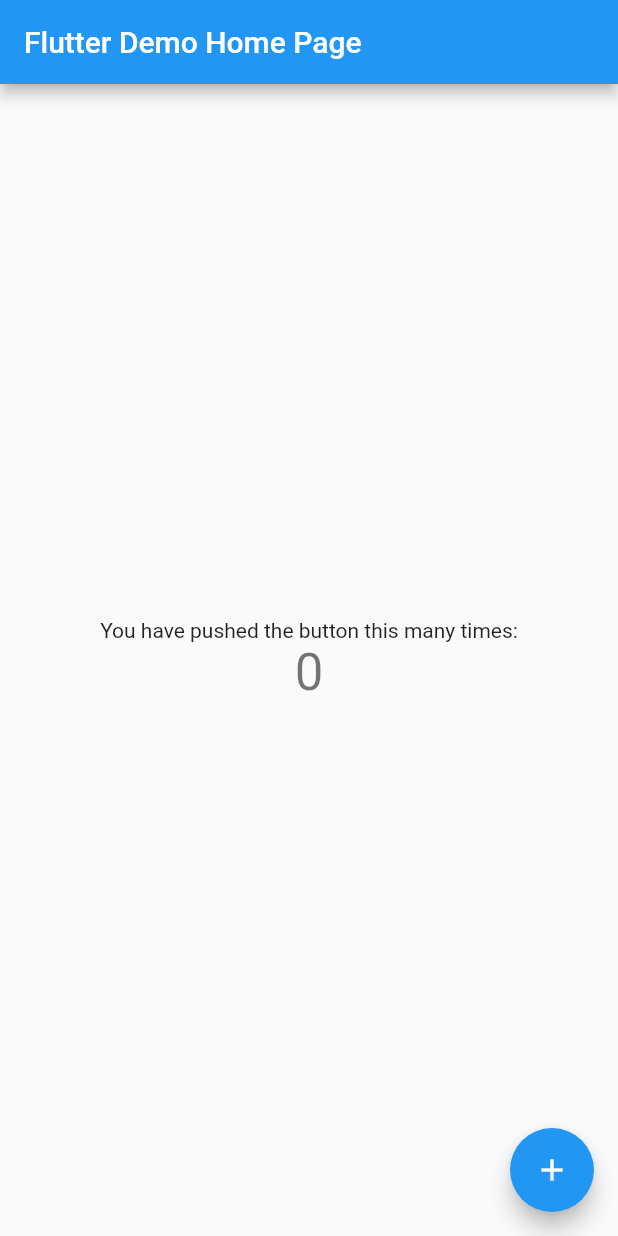
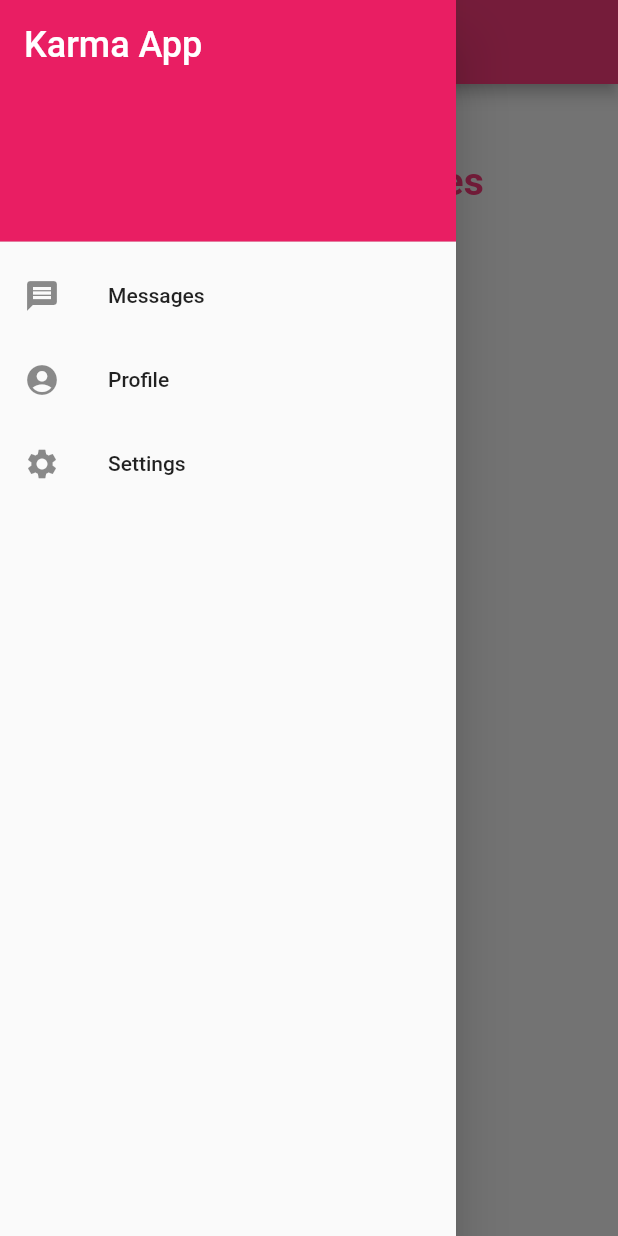
Before and after one commit to Leonrdarc/Karma_Flutter, a Flutter app: the screen it shows after launch, with the side drawer open (before the commit the screen has no drawer), on a phone screen of 412 x 824 dp. Run offline on Flutter 3.47's test engine with Material 2 defaults, Android fonts, the phone set to English and light mode, and no system bars.

Commit message:
Navegacion y drawer listos

```diff
--- a/lib/main.dart
+++ b/lib/main.dart
@@ -1,3 +1,5 @@
+import 'package:Karma_flutter/widgets/login.dart';
+import 'package:Karma_flutter/widgets/taskslist.dart';
 import 'package:flutter/material.dart';
 
 void main() {
@@ -20,7 +22,9 @@ class MyApp extends StatelessWidget {
         // or simply save your changes to "hot reload" in a Flutter IDE).
         // Notice that the counter didn't reset back to zero; the application
         // is not restarted.
-        primarySwatch: Colors.blue,
+        primaryColor: Color(0xFFF76D98),
+        accentColor: Color(0xFFF04A75),
+        primarySwatch: Colors.red,
         // This makes the visual density adapt to the platform that you run
         // the app on. For desktop platforms, the controls will be smaller and
         // closer together (more dense) than on mobile platforms.
@@ -71,47 +75,18 @@ class _MyHomePageState extends State<MyHomePage> {
     // The Flutter framework has been optimized to make rerunning build methods
     // fast, so that you can just rebuild anything that needs updating rather
     // than having to individually change instances of widgets.
-    return Scaffold(
-      appBar: AppBar(
-        // Here we take the value from the MyHomePage object that was created by
-        // the App.build method, and use it to set our appbar title.
-        title: Text(widget.title),
+    return MaterialApp(
+      title: "Karma",
+      routes: {
+        '/': (context) => TasksLists(),
+        // '/tasks': (context) => TasksLists()
+      },
+      theme: ThemeData(
+        brightness: Brightness.light,
+        primaryColor: Color(0xffff3c7e),
+        accentColor: Color(0xFF1EDD28),
+        primarySwatch: Colors.red,
       ),
-      body: Center(
-        // Center is a layout widget. It takes a single child and positions it
-        // in the middle of the parent.
-        child: Column(
-          // Column is also a layout widget. It takes a list of children and
-          // arranges them vertically. By default, it sizes itself to fit its
-          // children horizontally, and tries to be as tall as its parent.
-          //
-          // Invoke "debug painting" (press "p" in the console, choose the
-          // "Toggle Debug Paint" action from the Flutter Inspector in Android
-          // Studio, or the "Toggle Debug Paint" command in Visual Studio Code)
-          // to see the wireframe for each widget.
-          //
-          // Column has various properties to control how it sizes itself and
-          // how it positions its children. Here we use mainAxisAlignment to
-          // center the children vertically; the main axis here is the vertical
-          // axis because Columns are vertical (the cross axis would be
-          // horizontal).
-          mainAxisAlignment: MainAxisAlignment.center,
-          children: <Widget>[
-            Text(
-              'You have pushed the button this many times:',
-            ),
-            Text(
-              '$_counter',
-              style: Theme.of(context).textTheme.headline4,
-            ),
-          ],
-        ),
-      ),
-      floatingActionButton: FloatingActionButton(
-        onPressed: _incrementCounter,
-        tooltip: 'Increment',
-        child: Icon(Icons.add),
-      ), // This trailing comma makes auto-formatting nicer for build methods.
     );
   }
 }
--- /dev/null
+++ b/lib/widgets/drawer.dart
@@ -0,0 +1,40 @@
+import 'package:flutter/material.dart';
+
+class MainDrawer extends StatelessWidget {
+  const MainDrawer({Key key}) : super(key: key);
+
+  @override
+  Widget build(BuildContext context) {
+    return Drawer(
+      child: ListView(
+        padding: EdgeInsets.zero,
+        children: const <Widget>[
+          DrawerHeader(
+            decoration: BoxDecoration(
+              color: Colors.pink,
+            ),
+            child: Text(
+              'Karma App',
+              style: TextStyle(
+                color: Colors.white,
+                fontSize: 24,
+              ),
+            ),
+          ),
+          ListTile(
+            leading: Icon(Icons.message),
+            title: Text('Messages'),
+          ),
+          ListTile(
+            leading: Icon(Icons.account_circle),
+            title: Text('Profile'),
+          ),
+          ListTile(
+            leading: Icon(Icons.settings),
+            title: Text('Settings'),
+          ),
+        ],
+      )
+    );
+  }
+}
--- /dev/null
+++ b/lib/widgets/login.dart
@@ -0,0 +1,27 @@
+import 'package:flutter/material.dart';
+
+class Login extends StatelessWidget {
+  const Login({Key key}) : super(key: key);
+
+  @override
+  Widget build(BuildContext context) {
+    return Scaffold(
+      body: SafeArea(
+        child: Row(children: [
+          Text("Login"),
+          Container(
+            width: 200,
+            child: TextField(
+              decoration: InputDecoration(
+                border: OutlineInputBorder(),
+                labelText: 'Email',
+              ),
+              obscureText: true
+            ),
+          )
+
+        ]),
+      ),
+    );
+  }
+}
--- /dev/null
+++ b/lib/widgets/taskslist.dart
@@ -0,0 +1,66 @@
+import 'package:Karma_flutter/widgets/drawer.dart';
+import 'package:flutter/material.dart';
+
+class TasksLists extends StatefulWidget {
+  TasksLists({Key key}) : super(key: key);
+
+  @override
+  _TasksListsState createState() => _TasksListsState();
+}
+
+class _TasksListsState extends State<TasksLists> {
+  String dropdownValue = 'Todos';
+
+  @override
+  Widget build(BuildContext context) {
+    return Scaffold(
+      appBar: AppBar(
+        title: const Text('Tareas'),
+      ),
+      drawer: MainDrawer(),
+      body: Container(
+        padding: EdgeInsets.all(50),
+        child:
+        SafeArea(child:
+          Container(
+            width: double.infinity,
+            height: double.infinity,
+            child:
+              Column(children: [
+                Text("Pedidos Pendientes",
+                  style:
+                    TextStyle(
+                      color: Theme.of(context).primaryColor,
+                      fontWeight: FontWeight.bold,
+                      fontSize: 26,
+                    ),
+                  textAlign: TextAlign.center
+                ),
+                Container(
+                  margin: EdgeInsets.only(top: 20),
+                  child: Row(children: [
+                    Text("Tipo de favor: ", style: TextStyle(color: Theme.of(context).primaryColor, fontSize: 14, fontWeight: FontWeight.bold)),
+                    DropdownButton<String>(
+                      value: dropdownValue,
+                      onChanged: (String newValue) {
+                        setState(() {
+                          dropdownValue = newValue;
+                        });
+                      },
+                      items: <String>['Todos', 'Fotocopia', 'Comida'].map<DropdownMenuItem<String>>((String value) {
+                        return DropdownMenuItem<String>(
+                          value: value,
+                          child: Text(value),
+                        );
+                      }).toList(),
+                    )
+                  ]),
+                )
+              ],
+            )
+          ),
+        )
+      )
+    );
+  }
+}
```
Also changed, not shown: lib/widgets/register.dart (added).
